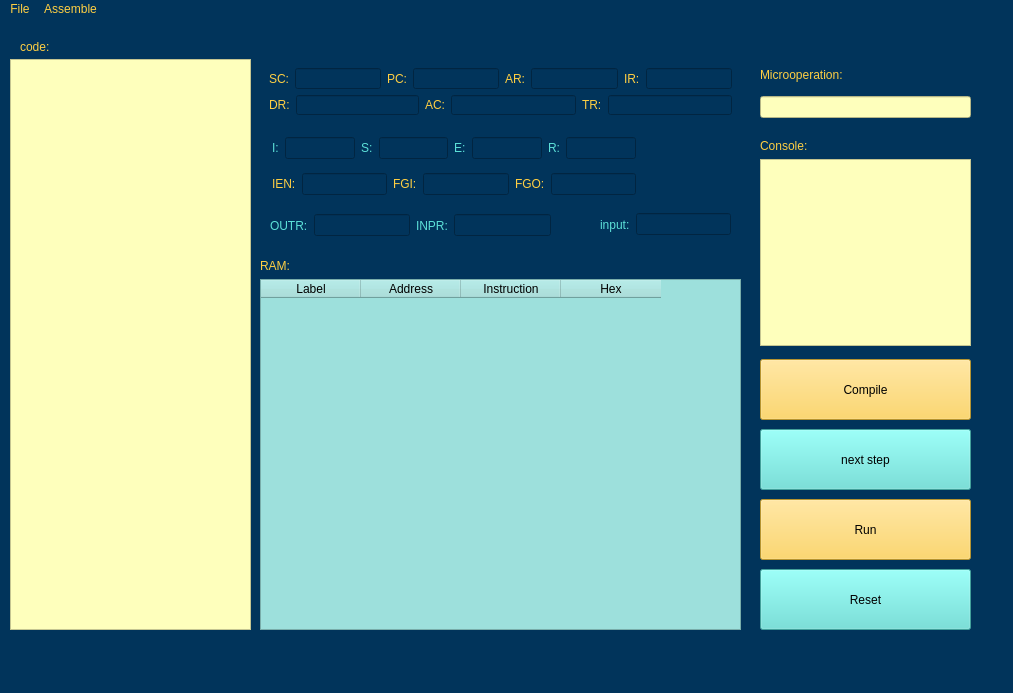
Above: mano_simulator/mainwindow.ui from Fatemeh-Soleimani/Mano-Simulator before the change. Below: the same form after it.
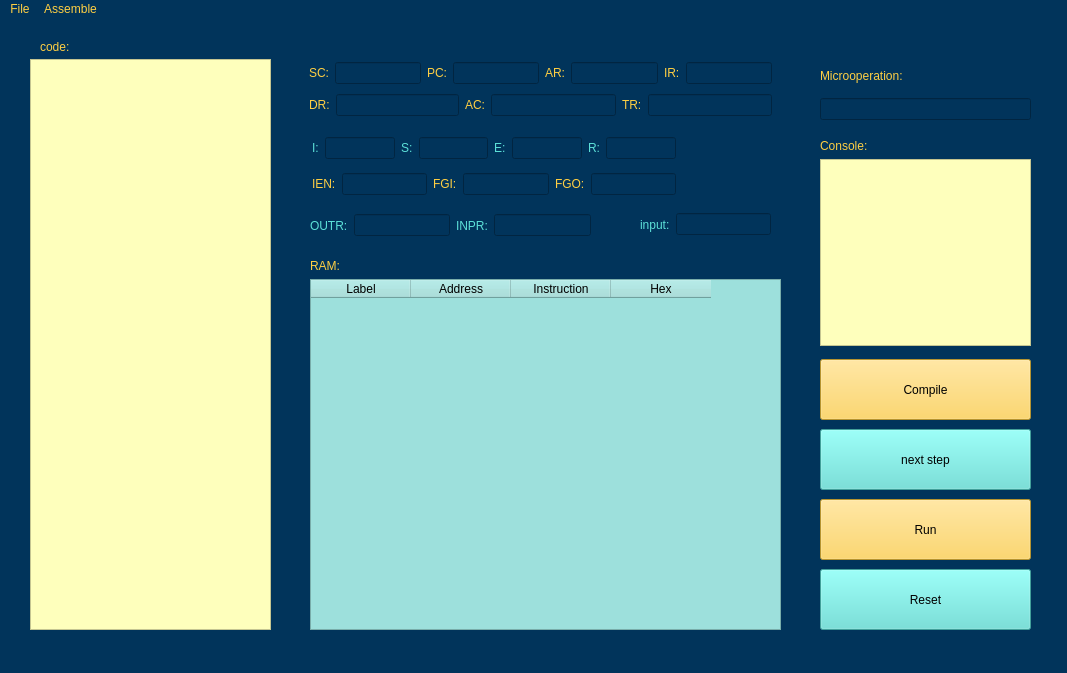
That is the form after the change. Icons and pictures are not drawn.

Diff of the .ui file:
```diff
--- a/mano_simulator/mainwindow.ui
+++ b/mano_simulator/mainwindow.ui
@@ -6,8 +6,8 @@
    <rect>
     <x>0</x>
     <y>0</y>
-    <width>1013</width>
-    <height>693</height>
+    <width>1067</width>
+    <height>673</height>
    </rect>
   </property>
   <property name="windowTitle">
@@ -25,23 +25,24 @@
    <widget class="QTextEdit" name="textEdit">
     <property name="geometry">
      <rect>
-      <x>10</x>
+      <x>30</x>
       <y>40</y>
       <width>241</width>
       <height>571</height>
      </rect>
     </property>
     <property name="styleSheet">
-     <string notr="true">background-color: rgb(254, 255, 188);</string>
+     <string notr="true">background-color: rgb(254, 255, 188);
+color: rgb(0, 0, 0);</string>
     </property>
    </widget>
    <widget class="QFrame" name="frame">
     <property name="geometry">
      <rect>
-      <x>260</x>
-      <y>40</y>
+      <x>300</x>
+      <y>30</y>
       <width>481</width>
-      <height>65</height>
+      <height>81</height>
      </rect>
     </property>
     <layout class="QVBoxLayout" name="verticalLayout">
@@ -156,7 +157,7 @@
    <widget class="QPushButton" name="compile_pbtn">
     <property name="geometry">
      <rect>
-      <x>760</x>
+      <x>820</x>
       <y>340</y>
       <width>211</width>
       <height>61</height>
@@ -174,7 +175,7 @@
    <widget class="QPushButton" name="next_pbtn">
     <property name="geometry">
      <rect>
-      <x>760</x>
+      <x>820</x>
       <y>410</y>
       <width>211</width>
       <height>61</height>
@@ -192,7 +193,7 @@
    <widget class="QPushButton" name="run_pbtn">
     <property name="geometry">
      <rect>
-      <x>760</x>
+      <x>820</x>
       <y>480</y>
       <width>211</width>
       <height>61</height>
@@ -209,7 +210,7 @@
    <widget class="QPushButton" name="reset_pbtn">
     <property name="geometry">
      <rect>
-      <x>760</x>
+      <x>820</x>
       <y>550</y>
       <width>211</width>
       <height>61</height>
@@ -226,7 +227,7 @@
    <widget class="QLabel" name="label_21">
     <property name="geometry">
      <rect>
-      <x>20</x>
+      <x>40</x>
       <y>20</y>
       <width>55</width>
       <height>16</height>
@@ -239,7 +240,7 @@
    <widget class="QWidget" name="layoutWidget">
     <property name="geometry">
      <rect>
-      <x>270</x>
+      <x>310</x>
       <y>190</y>
       <width>281</width>
       <height>33</height>
@@ -285,7 +286,7 @@
    <widget class="QWidget" name="layoutWidget">
     <property name="geometry">
      <rect>
-      <x>272</x>
+      <x>312</x>
       <y>110</y>
       <width>364</width>
       <height>75</height>
@@ -422,7 +423,7 @@
    <widget class="QWidget" name="layoutWidget">
     <property name="geometry">
      <rect>
-      <x>600</x>
+      <x>640</x>
       <y>190</y>
       <width>131</width>
       <height>31</height>
@@ -447,7 +448,7 @@
    <widget class="QWidget" name="layoutWidget">
     <property name="geometry">
      <rect>
-      <x>760</x>
+      <x>820</x>
       <y>120</y>
       <width>211</width>
       <height>207</height>
@@ -464,7 +465,8 @@
      <item>
       <widget class="QTextBrowser" name="textBrowser">
        <property name="styleSheet">
-        <string notr="true">background-color: rgb(254, 255, 188);</string>
+        <string notr="true">background-color: rgb(254, 255, 188);
+color: rgb(0, 0, 0);</string>
        </property>
       </widget>
      </item>
@@ -473,9 +475,9 @@
    <widget class="QWidget" name="layoutWidget">
     <property name="geometry">
      <rect>
-      <x>260</x>
+      <x>310</x>
       <y>240</y>
-      <width>481</width>
+      <width>471</width>
       <height>371</height>
      </rect>
     </property>
@@ -523,10 +525,10 @@
    <widget class="QWidget" name="layoutWidget">
     <property name="geometry">
      <rect>
-      <x>760</x>
+      <x>820</x>
       <y>40</y>
       <width>211</width>
-      <height>59</height>
+      <height>61</height>
      </rect>
     </property>
     <layout class="QVBoxLayout" name="verticalLayout_4">
@@ -540,7 +542,7 @@
      <item>
       <widget class="QLineEdit" name="lineEdit_18">
        <property name="styleSheet">
-        <string notr="true">background-color: rgb(254, 255, 188);</string>
+        <string notr="true">color: rgb(255, 255, 255);</string>
        </property>
       </widget>
      </item>
@@ -553,8 +555,8 @@
     <rect>
      <x>0</x>
      <y>0</y>
-     <width>1013</width>
-     <height>21</height>
+     <width>1067</width>
+     <height>26</height>
     </rect>
    </property>
    <widget class="QMenu" name="menuFile">
```
Left out of the diff: 40 changed lines with no effect on the pictures.
